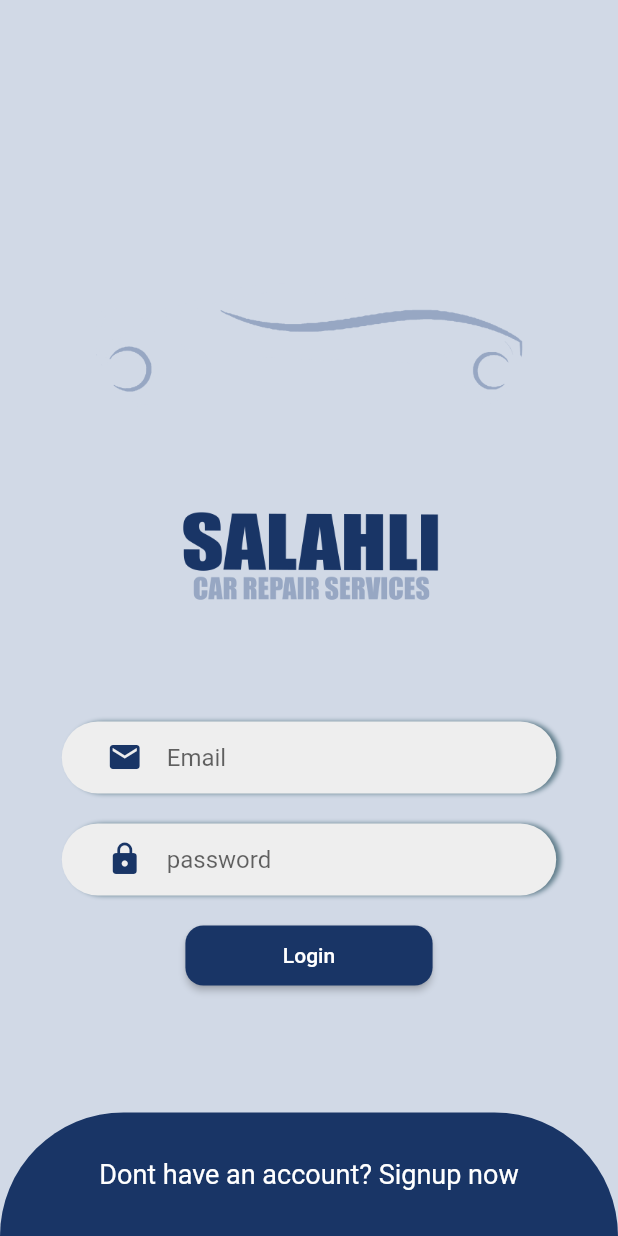
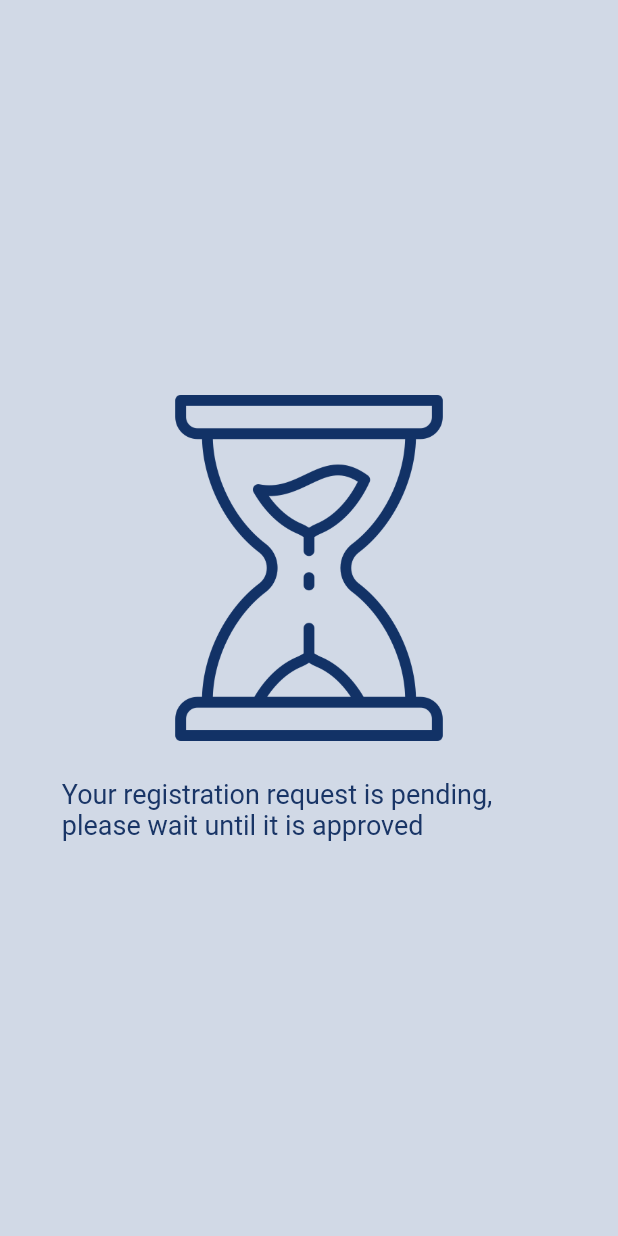
Before and after one commit to sergi-s/Salahly-mechanic-application, a Flutter app: the screen it shows after launch, on a phone screen of 412 x 824 dp. Run offline on Flutter 3.47's test engine with Material 2 defaults, Android fonts, the phone set to English and light mode, and no system bars; drawn by our look-alikes of overlay_support; our stand-ins replace animated_theme_switcher, dropdown_button2, easy_localization, expandable_text, firebase_auth, firebase_core and 21 more; missing offline and left inert: confirm_dialog, dart:ffi, flutter_geofire, localstore, salahly_models, time_planner; accounts and stored records are empty.

Commit message:
donerequestScreens

```diff
--- a/lib/routes.dart
+++ b/lib/routes.dart
@@ -3,6 +3,7 @@ import 'package:salahly_mechanic/screens/MechanicProfile/MechanicProfilePage.dar
 import 'package:salahly_mechanic/screens/Requests/done_requests.dart';
 import 'package:salahly_mechanic/screens/Requests/done_requests_fulldata.dart';
 import 'package:salahly_mechanic/screens/Requests/ongoing_requests.dart';
+import 'package:salahly_mechanic/screens/inActiveAccountsScreen/pendingAccounts.dart';
 import 'package:salahly_mechanic/screens/profile/editProfile.dart';
 import 'package:salahly_mechanic/screens/Requests/pending_requests.dart';
 import 'package:salahly_mechanic/screens/requests/allscreens.dart';
@@ -26,7 +27,7 @@ import 'screens/switchLanguage.dart';
 
 class Routing {
   get router => GoRouter(
-        initialLocation: CheckLogin.routeName,
+        initialLocation: PendingRequestsScreen.routeName,
         routes: <GoRoute>[
           GoRoute(
             path: HomeScreen.routeName,
@@ -129,6 +130,9 @@ class Routing {
           GoRoute(
               path: DoneRequestsFullData.routeName,
               builder: (context, state) => DoneRequestsFullData()),
+          GoRoute(
+              path: PendingRequestsScreen.routeName,
+              builder: (context, state) => PendingRequestsScreen()),
         ],
       );
 }
--- a/lib/screens/Requests/done_requests_fulldata.dart
+++ b/lib/screens/Requests/done_requests_fulldata.dart
@@ -115,7 +115,7 @@ class _DoneRequestsFullDataState extends State<DoneRequestsFullData> {
                 ListTile(
                   leading:Padding(
                       padding: const EdgeInsets.only(top:10.0,bottom: 15.0,right: 10.0),
-                      child: Icon(Icons.report,color:Color(0xff97a7c3),size: 45)),
+                      child: Icon(Icons.article_outlined,color:Color(0xff97a7c3),size: 45)),
                   title: Padding(
                     padding: const EdgeInsets.only(top:6.0,bottom: 6.0),
                     child:Container(
--- /dev/null
+++ b/lib/screens/inActiveAccountsScreen/pendingAccounts.dart
@@ -0,0 +1,50 @@
+import 'package:flutter/cupertino.dart';
+import 'package:flutter/material.dart';
+
+class PendingRequestsScreen extends StatefulWidget {
+  static const String routeName = "/pendingrequests";
+  const PendingRequestsScreen({Key? key}) : super(key: key);
+
+  @override
+  State<PendingRequestsScreen> createState() => _PendingRequestsScreenState();
+}
+
+class _PendingRequestsScreenState extends State<PendingRequestsScreen> {
+  @override
+  Widget build(BuildContext context) {
+    return Scaffold(
+      backgroundColor: const Color(0xFFd1d9e6),
+      body: Center(
+        child: Column(
+          mainAxisAlignment: MainAxisAlignment.center,
+          children: [
+            // SizedBox(height: MediaQuery.of(context).size.height*0.3,),
+            Container(
+                height: MediaQuery.of(context).size.height*0.28,
+                width: MediaQuery.of(context).size.width*0.47,
+                decoration: const BoxDecoration(
+                  image: DecorationImage(
+                      image: AssetImage("assets/images/sand-clock.png"),
+                      fit: BoxFit.cover),
+                ),
+               // Foreground widget here
+            ),
+            SizedBox(height: MediaQuery.of(context).size.height*0.03,),
+            SizedBox(
+              width: MediaQuery.of(context).size.width*0.8,
+              child: Text(
+                "Your registration request is pending, please wait until it is approved",
+                style: TextStyle(
+                  fontSize: 18,
+                  // letterSpacing: 1,
+                  color: Color(0xFF193566),
+                  fontWeight: FontWeight.normal,
+                ),
+              ),
+            ),
+          ],
+        ),
+      ),
+    );
+  }
+}
--- a/pubspec.yaml
+++ b/pubspec.yaml
@@ -74,6 +74,7 @@ dependencies:
   firebase_storage: ^10.2.16
   flutter_staggered_animations: ^1.0.0
   flutter_rating_bar: ^4.0.0
+  expandable_text: 2.3.0
 
 dev_dependencies:
   flutter_test:
```
Also changed, not shown: lib/screens/login_signup/registration.dart (+11 -6 lines), lib/screens/profile/editProfile.dart (+9 -1 lines), lib/screens/scheduler/view_scheduler_task.dart (+43 -9 lines), assets/images/ad.png (added), assets/images/pending.png (added), assets/images/sand-clock.png (added), assets/images/time.png (added), lib/screens/inActiveAccountsScreen/bannedAccounts.dart (added), pubspec.lock.
